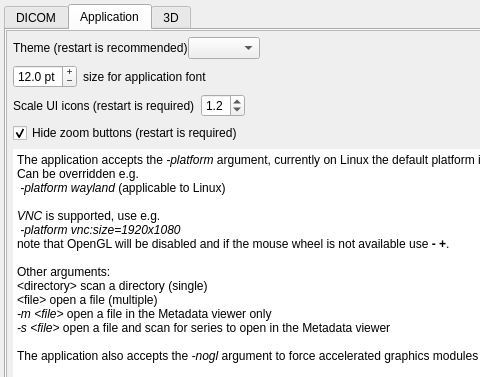
This is GUI/settingswidget.ui in AlizaMedicalImaging/AlizaMS as Qt 5 draws it before an edit; both pictures show x 0 to 480 and y 0 to 377 of the 1005 by 653 pixel window. The edited form follows.
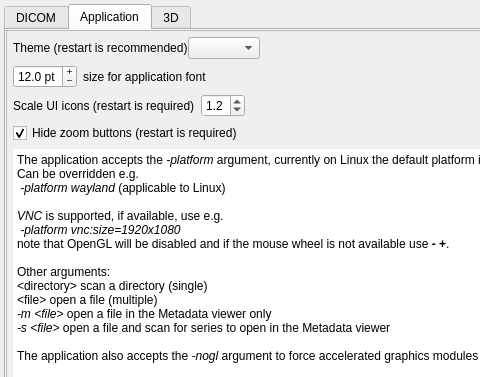
This is the edited form. The open tabs and pages were chosen to show the change.

Commit message: Removed unused, style

Patch:
```diff
--- a/GUI/settingswidget.ui
+++ b/GUI/settingswidget.ui
@@ -820,7 +820,7 @@
 &lt;p style=&quot; margin-top:0px; margin-bottom:0px; margin-left:0px; margin-right:0px; -qt-block-indent:0; text-indent:0px;&quot;&gt;Can be overridden e.g.&lt;/p&gt;
 &lt;p style=&quot; margin-top:0px; margin-bottom:0px; margin-left:0px; margin-right:0px; -qt-block-indent:0; text-indent:0px;&quot;&gt; &lt;span style=&quot; font-style:italic;&quot;&gt;-platform wayland&lt;/span&gt; (applicable to Linux)&lt;/p&gt;
 &lt;p style=&quot;-qt-paragraph-type:empty; margin-top:0px; margin-bottom:0px; margin-left:0px; margin-right:0px; -qt-block-indent:0; text-indent:0px;&quot;&gt;&lt;br /&gt;&lt;/p&gt;
-&lt;p style=&quot; margin-top:0px; margin-bottom:0px; margin-left:0px; margin-right:0px; -qt-block-indent:0; text-indent:0px;&quot;&gt;&lt;span style=&quot; font-style:italic;&quot;&gt;VNC&lt;/span&gt; is supported, use e.g. &lt;/p&gt;
+&lt;p style=&quot; margin-top:0px; margin-bottom:0px; margin-left:0px; margin-right:0px; -qt-block-indent:0; text-indent:0px;&quot;&gt;&lt;span style=&quot; font-style:italic;&quot;&gt;VNC&lt;/span&gt; is supported, if available, use e.g. &lt;/p&gt;
 &lt;p style=&quot; margin-top:0px; margin-bottom:0px; margin-left:0px; margin-right:0px; -qt-block-indent:0; text-indent:0px;&quot;&gt; &lt;span style=&quot; font-style:italic;&quot;&gt;-platform vnc:size=1920x1080&lt;/span&gt;&lt;/p&gt;
 &lt;p style=&quot; margin-top:0px; margin-bottom:0px; margin-left:0px; margin-right:0px; -qt-block-indent:0; text-indent:0px;&quot;&gt;note that OpenGL will be disabled and if the mouse wheel is not available use &lt;span style=&quot; font-weight:600;&quot;&gt;- +&lt;/span&gt;.&lt;/p&gt;
 &lt;p style=&quot;-qt-paragraph-type:empty; margin-top:0px; margin-bottom:0px; margin-left:0px; margin-right:0px; -qt-block-indent:0; text-indent:0px; font-style:italic;&quot;&gt;&lt;br /&gt;&lt;/p&gt;
```
The commit also changes 4 other files.
